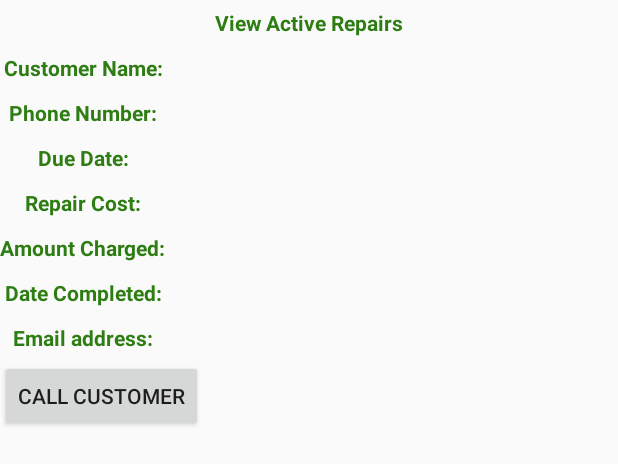
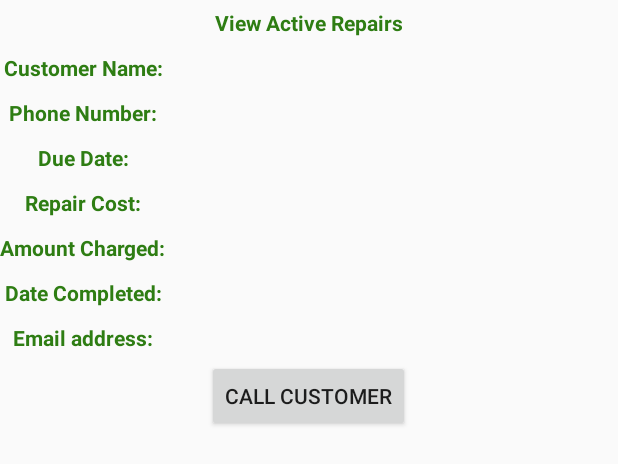
Before and after one commit to jahuey777/SoftwareProject540, an Android app: the layout single_repair.xml on its own in the app's theme, with its tools: preview values and no code run, on a phone screen of 412 x 824 dp. Shown: the top 464 px of the screen. Run offline under Robolectric (Android 15) with nearby library versions, the light colour scheme and no system bars.

Commit message:
Moved Button on view a repair to the center

```diff
--- a/Bikes/app/src/main/res/layout/single_repair.xml
+++ b/Bikes/app/src/main/res/layout/single_repair.xml
@@ -174,7 +174,8 @@
         android:layout_width="wrap_content"
         android:layout_height="wrap_content"
         android:id="@+id/callButton"
-        android:text="Call customer"/>
+        android:text="Call customer"
+        android:layout_gravity="center_horizontal" />
 
 </LinearLayout>
 
```
